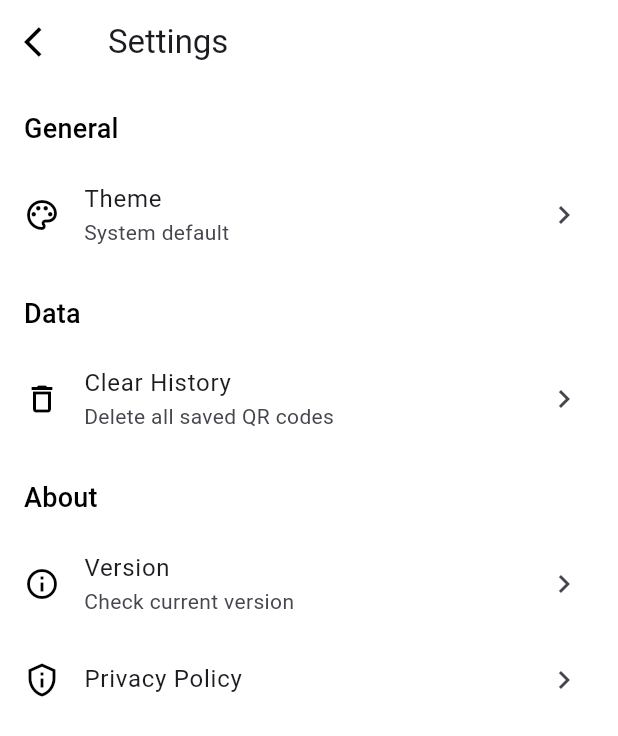
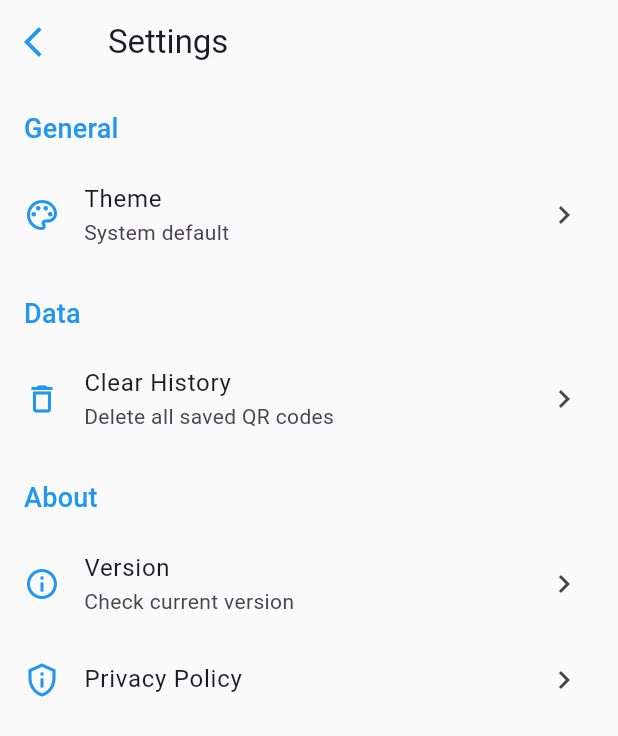
Before and after one commit to Ogunleye-Similoluwa/QrCraft-Pro, a Flutter app: the screen it shows after launch, after a tap on the "settings" icon, on a phone screen of 412 x 824 dp. Shown: the top 736 px of the screen. Run offline on Flutter 3.47's test engine with Material 3 defaults, Android fonts, the phone set to English and light mode, and no system bars; our stand-ins replace flutter_colorpicker, hive_flutter, image_gallery_saver, package_info_plus, qr_flutter, share_plus; missing offline and left inert: mobile_scanner; accounts and stored records are empty.

Commit message:
improving mobile design

```diff
--- /dev/null
+++ b/devtools_options.yaml
@@ -0,0 +1,3 @@
+description: This file stores settings for Dart & Flutter DevTools.
+documentation: https://docs.flutter.dev/tools/devtools/extensions#configure-extension-enablement-states
+extensions:
--- a/lib/app_theme.dart
+++ b/lib/app_theme.dart
@@ -7,10 +7,12 @@ class AppTheme {
   static ThemeData lightTheme = ThemeData(
     brightness: Brightness.light,
     primarySwatch: Colors.blue,
-    primaryColor: Colors.black,
-    scaffoldBackgroundColor: Colors.white,
+    primaryColor: Colors.blue,
+    scaffoldBackgroundColor: Colors.grey[50],
     appBarTheme: AppBarTheme(
-        backgroundColor: Colors.white
+      backgroundColor: Colors.grey[50],
+      elevation: 0,
+      iconTheme: const IconThemeData(color: Colors.blue),
     ),
     textTheme: const TextTheme(
 
@@ -106,12 +108,12 @@ cardColor: Colors.white,
   static ThemeData darkTheme = ThemeData(
     brightness: Brightness.dark,
     primarySwatch: Colors.blue,
-    primaryColor: Colors.white,
-    scaffoldBackgroundColor:  Colors.black,
-dialogBackgroundColor: Colors.black,
+    primaryColor: Colors.blue,
+    scaffoldBackgroundColor: const Color(0xFF121212),
     appBarTheme: const AppBarTheme(
-        backgroundColor: Colors.black,
-
+      backgroundColor: Color(0xFF121212),
+      elevation: 0,
+      iconTheme: IconThemeData(color: Colors.blue),
     ),
     textTheme: const TextTheme(
       headlineLarge: TextStyle(
--- a/lib/generator_page.dart
+++ b/lib/generator_page.dart
@@ -1,5 +1,4 @@
 import 'dart:io';
-import 'dart:typed_data';
 import 'dart:ui';
 import 'package:flutter/material.dart';
 import 'package:flutter/rendering.dart';
@@ -223,7 +222,6 @@ END:VCARD''';
             _buildInputFields(),
             const SizedBox(height: 20),
             ElevatedButton(
-
               onPressed: () {
                 setState(() {
                   data = _formatDataBasedOnType();
@@ -233,45 +231,7 @@ END:VCARD''';
             ),
             if (data.isNotEmpty) ...[
               const SizedBox(height: 30),
-              Card(
-                child: Padding(
-                  padding: const EdgeInsets.all(20),
-                  child: Column(
-                    children: [
-                      RepaintBoundary(
-                        key: _qrKey,
-                        child: QrImageView(
-                          data: data,
-                          version: QrVersions.auto,
-                          size: 200,
-                          backgroundColor: backgroundColor,
-                        ),
-                      ),
-                      const SizedBox(height: 20),
-                      Row(
-                        mainAxisAlignment: MainAxisAlignment.spaceEvenly,
-                        children: [
-                          _buildActionButton(
-                            icon: Icons.color_lens,
-                            label: 'Color',
-                            onTap: () => _showColorPicker(context),
-                          ),
-                          _buildActionButton(
-                            icon: Icons.save_alt,
-                            label: 'Save',
-                            onTap: _captureAndSavePng,
-                          ),
-                          _buildActionButton(
-                            icon: Icons.share,
-                            label: 'Share',
-                            onTap: _shareQRCode,
-                          ),
-                        ],
-                      ),
-                    ],
-                  ),
-                ),
-              ),
+              _buildQRCode(),
             ],
           ],
         ),
@@ -310,8 +270,9 @@ END:VCARD''';
           children: [
             _buildTextField(
               controller: _wifiNameController,
-              label: 'WiFi Name (SSID)',
+              label: 'Network Name (SSID)',
               icon: Icons.wifi,
+              hint: 'Enter WiFi network name',
             ),
             const SizedBox(height: 10),
             TextField(
@@ -319,13 +280,14 @@ END:VCARD''';
               obscureText: _obscurePassword,
               decoration: InputDecoration(
                 labelText: 'Password',
+                hintText: 'Enter WiFi password',
                 prefixIcon: const Icon(Icons.lock),
-                border: OutlineInputBorder(
-                  borderRadius: BorderRadius.circular(15),
-                ),
                 suffixIcon: IconButton(
                   icon: Icon(_obscurePassword ? Icons.visibility : Icons.visibility_off),
                   onPressed: () => setState(() => _obscurePassword = !_obscurePassword),
+                ),
+                border: OutlineInputBorder(
+                  borderRadius: BorderRadius.circular(AppTheme.borderRadius),
                 ),
               ),
             ),
@@ -381,52 +343,70 @@ END:VCARD''';
     required TextEditingController controller,
     required String label,
     required IconData icon,
+    String hint = '',
   }) {
     return TextField(
       controller: controller,
       decoration: InputDecoration(
         labelText: label,
+        hintText: hint,
         prefixIcon: Icon(icon),
         border: OutlineInputBorder(
-          borderRadius: BorderRadius.circular(15),
+          borderRadius: BorderRadius.circular(AppTheme.borderRadius),
         ),
       ),
     );
   }
-//
-//   void _showColorPicker(BuildContext context) {
-//     showDialog(
-//       context: context,
-//       builder: (BuildContext context) {
-//         return AlertDialog(
-//           title: const Text('Customize Colors'),
-//           content: SingleChildScrollView(
-//             child: Column(
-//               mainAxisSize: MainAxisSize.min,
-//               children: [
-//                 const Text('QR Code Color'),
-//                 ColorPicker(
-//                   pickerColor: qrColor,
-//                   onColorChanged: (Color color) => setState(() => qrColor = color),
-//                 ),
-//                 const Divider(),
-//                 const Text('Background Color'),
-//                 ColorPicker(
-//                   pickerColor: backgroundColor,
-//                   onColorChanged: (Color color) =>
-//                       setState(() => backgroundColor = color),
-//                 ),
-//               ],
-//             ),
-//           ),
-//           actions: [
-//             TextButton(
-//               onPressed: () => Navigator.of(context).pop(),
-//               child: const Text('Done'),
-//             ),
-//           ],
-//         );
-//       },
-//     );
-//   }
+
+  Widget _buildQRCode() {
+    if (data.isEmpty) return const SizedBox.shrink();
+
+    return Card(
+      elevation: 8,
+      shadowColor: Theme.of(context).primaryColor.withOpacity(0.3),
+      child: Padding(
+        padding: const EdgeInsets.all(20),
+        child: Column(
+          children: [
+            RepaintBoundary(
+              key: _qrKey,
+              child: QrImageView(
+                data: data,
+                version: QrVersions.auto,
+                size: 200,
+                backgroundColor: backgroundColor,
+                foregroundColor: qrColor,
+                errorCorrectionLevel: QrErrorCorrectLevel.H,
+                embeddedImage: const AssetImage('assets/app_icon.png'),
+                embeddedImageStyle: QrEmbeddedImageStyle(
+                  size: const Size(40, 40),
+                ),
+              ),
+            ),
+            const SizedBox(height: 20),
+            Row(
+              mainAxisAlignment: MainAxisAlignment.spaceEvenly,
+              children: [
+                _buildActionButton(
+                  icon: Icons.color_lens,
+                  label: 'Style',
+                  onTap: () => _showColorPicker(context),
+                ),
+                _buildActionButton(
+                  icon: Icons.save_alt,
+                  label: 'Save',
+                  onTap: _captureAndSavePng,
+                ),
+                _buildActionButton(
+                  icon: Icons.share,
+                  label: 'Share',
+                  onTap: _shareQRCode,
+                ),
+              ],
+            ),
+          ],
+        ),
+      ),
+    );
+  }
 }
--- a/lib/main_page.dart
+++ b/lib/main_page.dart
@@ -22,6 +22,13 @@ class _HomePageState extends State<HomePage> with SingleTickerProviderStateMixin
   void initState() {
     super.initState();
     _tabController = TabController(length: 3, vsync: this);
+    _tabController.addListener(_handleTabSelection);
+  }
+
+  void _handleTabSelection() {
+    if (_tabController.indexIsChanging) {
+      setState(() {});
+    }
   }
 
   @override
@@ -59,16 +66,75 @@ class _HomePageState extends State<HomePage> with SingleTickerProviderStateMixin
                 ],
               ),
             ),
-            TabBar(
-              controller: _tabController,
-              labelColor: Theme.of(context).primaryColor,
-              unselectedLabelColor: Colors.grey,
-              indicatorColor: Theme.of(context).primaryColor,
-              tabs: const [
-                Tab(icon: Icon(Icons.qr_code), text: 'Generate'),
-                Tab(icon: Icon(Icons.qr_code_scanner), text: 'Scan'),
-                Tab(icon: Icon(Icons.history), text: 'History'),
-              ],
+            Container(
+              height: 60,
+              margin: const EdgeInsets.symmetric(horizontal: 16),
+              decoration: BoxDecoration(
+                color: Theme.of(context).cardColor,
+                borderRadius: BorderRadius.circular(30),
+                boxShadow: [
+                  BoxShadow(
+                    color: Colors.black.withOpacity(0.05),
+                    blurRadius: 10,
+                    offset: const Offset(0, 2),
+                  ),
+                ],
+              ),
+              child: TabBar(
+                controller: _tabController,
+                labelColor: Theme.of(context).primaryColor,
+                unselectedLabelColor: Colors.grey,
+                indicatorSize: TabBarIndicatorSize.tab,
+                dividerColor: Colors.transparent,
+                indicatorPadding: const EdgeInsets.symmetric(horizontal: 8, vertical: 4),
+                indicator: BoxDecoration(
+                  borderRadius: BorderRadius.circular(25),
+                  color: Theme.of(context).primaryColor.withOpacity(0.1),
+                ),
+                labelStyle: const TextStyle(
+                  fontSize: 13,
+                  fontWeight: FontWeight.w600,
+                ),
+                unselectedLabelStyle: const TextStyle(
+                  fontSize: 13,
+                  fontWeight: FontWeight.w500,
+                ),
+                tabs: [
+                  Tab(
+                    height: 50,
+                    child: Row(
+                      mainAxisAlignment: MainAxisAlignment.center,
+                      children: [
+                        Icon(Icons.qr_code, size: 20),
+                        const SizedBox(width: 4),
+                        const Text('Generate'),
+                      ],
+                    ),
+                  ),
+                  Tab(
+                    height: 50,
+                    child: Row(
+                      mainAxisAlignment: MainAxisAlignment.center,
+                      children: [
+                        Icon(Icons.qr_code_scanner, size: 20),
+                        const SizedBox(width: 4),
+                        const Text('Scan'),
+                      ],
+                    ),
+                  ),
+                  Tab(
+                    height: 50,
+                    child: Row(
+                      mainAxisAlignment: MainAxisAlignment.center,
+                      children: [
+                        Icon(Icons.history, size: 20),
+                        const SizedBox(width: 4),
+                        const Text('History'),
+                      ],
+                    ),
+                  ),
+                ],
+              ),
             ),
             Expanded(
               child: TabBarView(
@@ -85,4 +151,10 @@ class _HomePageState extends State<HomePage> with SingleTickerProviderStateMixin
       ),
     );
   }
+
+  @override
+  void dispose() {
+    _tabController.dispose();
+    super.dispose();
+  }
 }
--- a/lib/scanner_page.dart
+++ b/lib/scanner_page.dart
@@ -20,6 +20,21 @@ class _ScannerPageState extends State<ScannerPage> {
       children: [
         MobileScanner(
           controller: cameraController,
+          errorBuilder: (context, error, child) {
+            return Center(
+              child: Column(
+                mainAxisAlignment: MainAxisAlignment.center,
+                children: [
+                  const Icon(Icons.error, color: Colors.red, size: 50),
+                  const SizedBox(height: 16),
+                  Text(
+                    'Error: ${error.toString()}',
+                    style: const TextStyle(color: Colors.red),
+                  ),
+                ],
+              ),
+            );
+          },
           onDetect: (capture) {
             final List<Barcode> barcodes = capture.barcodes;
             for (final barcode in barcodes) {
@@ -78,6 +93,7 @@ class _ScannerPageState extends State<ScannerPage> {
   }
 
   void _handleScannedCode(String code) {
+    HapticFeedback.mediumImpact();
     showDialog(
       context: context,
       builder: (BuildContext context) {
```
Also changed, not shown: pubspec.lock, 5 other files.
